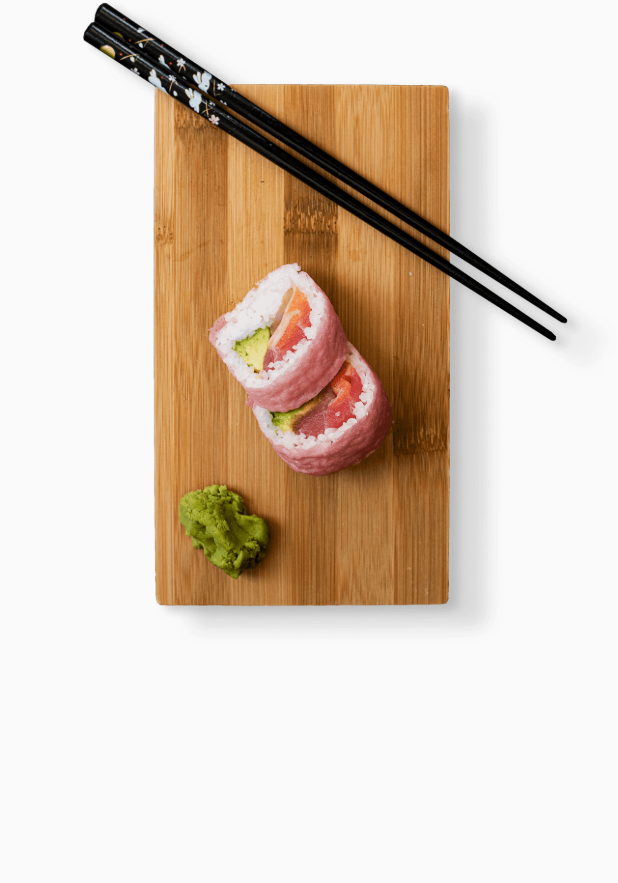
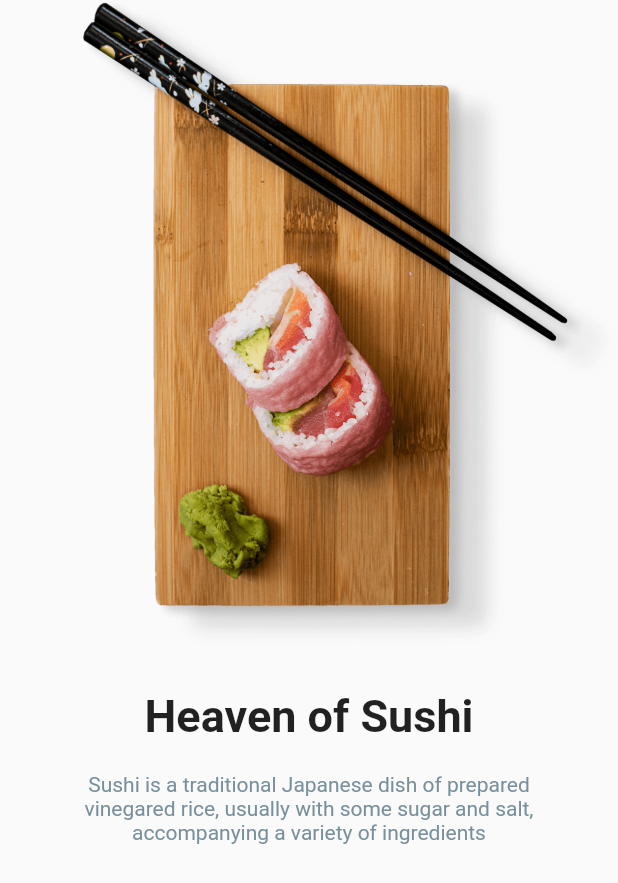
Before and after one commit to aledevme/sushiapp, a Flutter app: the screen it shows after launch, on a phone screen of 412 x 824 dp. Shown: the top 883 px of the screen. Run offline on Flutter 3.47's test engine with Material 2 defaults, Android fonts, the phone set to English and light mode, and no system bars.

Commit message:
adding title and description in home

```diff
--- a/lib/screens/home.dart
+++ b/lib/screens/home.dart
@@ -12,7 +12,34 @@ class Home extends StatelessWidget {
             children: [
               Image(
                 image: AssetImage('assets/tablesushi.png'),
-              )
+              ),
+              Padding(
+                padding: EdgeInsets.only(
+                  top: 30,
+                ),
+                child: Text(
+                  "Heaven of Sushi",
+                  textAlign: TextAlign.center,
+                  style: TextStyle(
+                  fontSize: 30,
+                  fontWeight: FontWeight.w700
+                  ),
+                ),
+              ),
+              Padding(
+                padding: EdgeInsets.only(
+                  top: 20,
+                  left: 30,
+                  right: 30
+                ),
+                child: Text(
+                  "Sushi is a traditional Japanese dish of prepared vinegared rice, usually with some sugar and salt, accompanying a variety of ingredients",
+                  textAlign: TextAlign.center,
+                  style: TextStyle(
+                  color: Colors.blueGrey[400]
+                  ),
+                ),
+              ),
             ],
           ),
         ),
```
